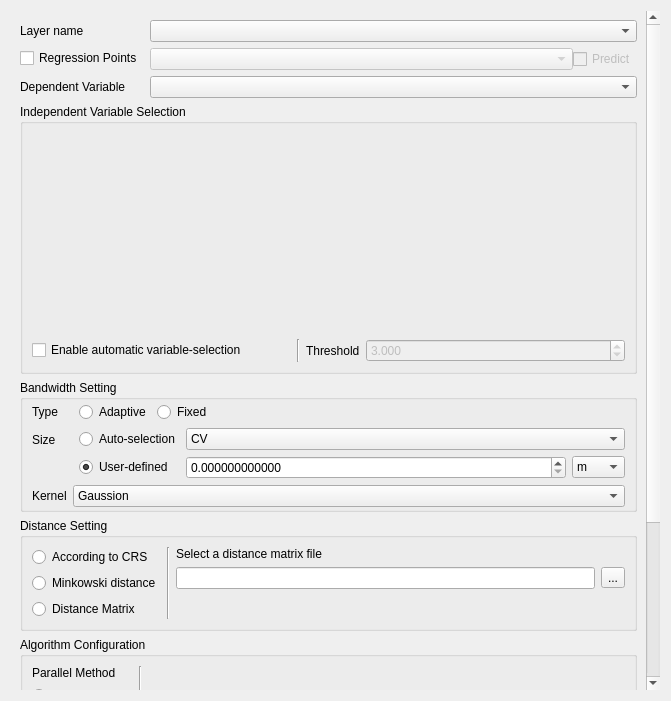
First picture: the form in gwmgwroptionsdialog.ui, repository GWmodel-Lab/GWmodelS, before the edit.
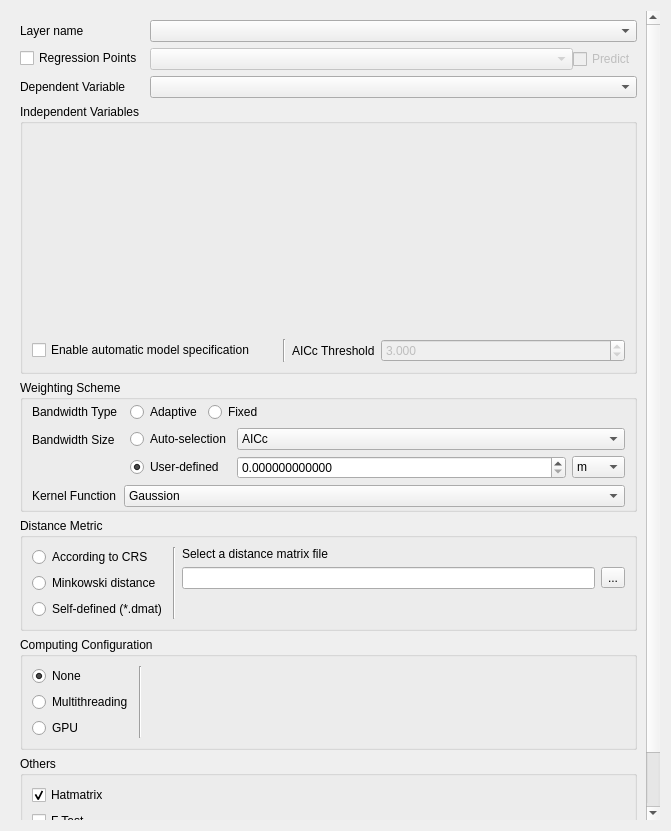
Second picture: the form after the edit. Custom widgets are drawn as their Qt base class.

```diff
--- a/gwmgwroptionsdialog.ui
+++ b/gwmgwroptionsdialog.ui
@@ -7,7 +7,7 @@
     <x>0</x>
     <y>0</y>
     <width>671</width>
-    <height>701</height>
+    <height>831</height>
    </rect>
   </property>
   <property name="windowTitle">
@@ -36,8 +36,8 @@
        <rect>
         <x>0</x>
         <y>0</y>
-        <width>628</width>
-        <height>901</height>
+        <width>653</width>
+        <height>813</height>
        </rect>
       </property>
       <layout class="QVBoxLayout" name="verticalLayout_6" stretch="0,0,0,0,0,0,0">
@@ -123,7 +123,7 @@
           </sizepolicy>
          </property>
          <property name="title">
-          <string>Independent Variable Selection</string>
+          <string>Independent Variables</string>
          </property>
          <layout class="QVBoxLayout" name="verticalLayout_4" stretch="1,0">
           <property name="sizeConstraint">
@@ -147,7 +147,7 @@
             <item>
              <widget class="QCheckBox" name="mVariableAutoSelectionCheck">
               <property name="text">
-               <string>Enable automatic variable-selection</string>
+               <string>Enable automatic model specification</string>
               </property>
              </widget>
             </item>
@@ -167,7 +167,7 @@
                </sizepolicy>
               </property>
               <property name="text">
-               <string>Threshold</string>
+               <string>AICc Threshold</string>
               </property>
              </widget>
             </item>
@@ -198,7 +198,7 @@
           </sizepolicy>
          </property>
          <property name="title">
-          <string>Bandwidth Setting</string>
+          <string>Weighting Scheme</string>
          </property>
          <layout class="QFormLayout" name="formLayout">
           <property name="sizeConstraint">
@@ -219,7 +219,7 @@
           <item row="0" column="0">
            <widget class="QLabel" name="label_2">
             <property name="text">
-             <string>Type</string>
+             <string>Bandwidth Type</string>
             </property>
            </widget>
           </item>
@@ -281,7 +281,7 @@
              </sizepolicy>
             </property>
             <property name="text">
-             <string>Size</string>
+             <string>Bandwidth Size</string>
             </property>
             <property name="alignment">
              <set>Qt::AlignLeading|Qt::AlignLeft|Qt::AlignVCenter</set>
@@ -431,6 +431,9 @@
             </item>
             <item row="0" column="1">
              <widget class="QComboBox" name="mBwSizeAutomaticApprochCombo">
+              <property name="currentIndex">
+               <number>1</number>
+              </property>
               <item>
                <property name="text">
                 <string>CV</string>
@@ -448,7 +451,7 @@
           <item row="2" column="0">
            <widget class="QLabel" name="label_13">
             <property name="text">
-             <string>Kernel</string>
+             <string>Kernel Function</string>
             </property>
            </widget>
           </item>
@@ -493,7 +496,7 @@
           </sizepolicy>
          </property>
          <property name="title">
-          <string>Distance Setting</string>
+          <string>Distance Metric</string>
          </property>
          <layout class="QHBoxLayout" name="horizontalLayout_2">
           <item>
@@ -515,7 +518,7 @@
             <item>
              <widget class="QRadioButton" name="mDistTypeDmatRadio">
               <property name="text">
-               <string>Distance Matrix</string>
+               <string>Self-defined (*.dmat)</string>
               </property>
              </widget>
             </item>
@@ -660,18 +663,11 @@
           </sizepolicy>
          </property>
          <property name="title">
-          <string>Algorithm Configuration</string>
+          <string>Computing Configuration</string>
          </property>
          <layout class="QHBoxLayout" name="horizontalLayout_3">
           <item>
            <layout class="QVBoxLayout" name="verticalLayout_5">
-            <item>
-             <widget class="QLabel" name="label_7">
-              <property name="text">
-               <string>Parallel Method</string>
-              </property>
-             </widget>
-            </item>
             <item>
              <widget class="QRadioButton" name="mCalcParallelNoneRadio">
               <property name="sizePolicy">
```
